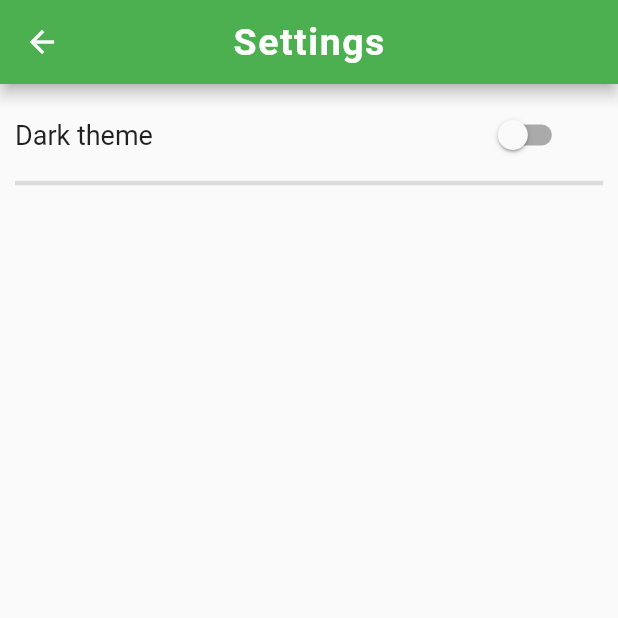
After one commit to marilorena/ProgettoAppBWT, a Flutter app: the SettingsPage screen opened by its route, on a phone screen of 412 x 824 dp, the top half of it. The commit adds this screen. Run offline on Flutter 3.47's test engine with Material 2 defaults, Android fonts, the phone set to English and light mode, and no system bars; our stand-ins replace material_design_icons_flutter.

Commit message:
[development-Lorenzo] settings page

```diff
--- /dev/null
+++ b/our_first_app/lib/model/darktheme.dart
@@ -0,0 +1,16 @@
+import 'package:flutter/material.dart';
+
+class DarkTheme extends ChangeNotifier{
+  bool dark = false;
+  Brightness brightness = Brightness.light;
+
+  void darkThemeOn(bool newValue){
+    dark = newValue;
+    if(dark==false){
+      brightness=Brightness.light;
+      }else{
+        brightness=Brightness.dark;
+      }
+    notifyListeners();
+  }
+}
--- /dev/null
+++ b/our_first_app/lib/secondary_screens/setting.dart
@@ -0,0 +1,52 @@
+import 'package:flutter/material.dart';
+import 'package:our_first_app/model/darktheme.dart';
+import 'package:provider/provider.dart';
+
+class SettingsPage extends StatelessWidget{
+  const SettingsPage({Key? key}) : super(key:key);
+
+@override
+Widget build(BuildContext context){
+  return Scaffold(
+    appBar: AppBar(
+      centerTitle: true,
+      title: const Text(
+        'Settings',
+        style: TextStyle(
+            fontWeight: FontWeight.bold,
+            fontSize: 25,
+            letterSpacing: 1
+        )
+      )
+    ),
+    body: ListView(
+      padding: const EdgeInsets.all(10),
+      children: [
+        Row(
+          children: [
+            const Text(
+              'Dark theme',
+              style: TextStyle(fontSize: 18),
+              ),
+            Padding(
+              padding: const EdgeInsets.fromLTRB(220, 0, 0, 0),
+              child: Consumer<DarkTheme>(
+                builder: (context, darkTheme, child){
+                  return Switch(
+                    value: darkTheme.dark,
+                    onChanged: (newValue){
+                      newValue=!(darkTheme.dark);
+                      darkTheme.darkThemeOn(newValue);
+                    },
+                  );
+                }
+              ),
+            )
+          ]
+        ),
+        const Divider(thickness: 3)
+      ],
+    )
+  );
+}
+}
--- a/our_first_app/pubspec.yaml
+++ b/our_first_app/pubspec.yaml
@@ -30,6 +30,7 @@ dependencies:
   flutter:
     sdk: flutter
 
+  provider: ^6.0.2
 
   # The following adds the Cupertino Icons font to your application.
   # Use with the CupertinoIcons class for iOS style icons.
```
Also changed, not shown: our_first_app/lib/main.dart (+16 -7 lines), our_first_app/lib/screens/homepage.dart (+2 -8 lines), our_first_app/lib/screens/profilepage.dart (+6 -11 lines), our_first_app/pubspec.lock.
